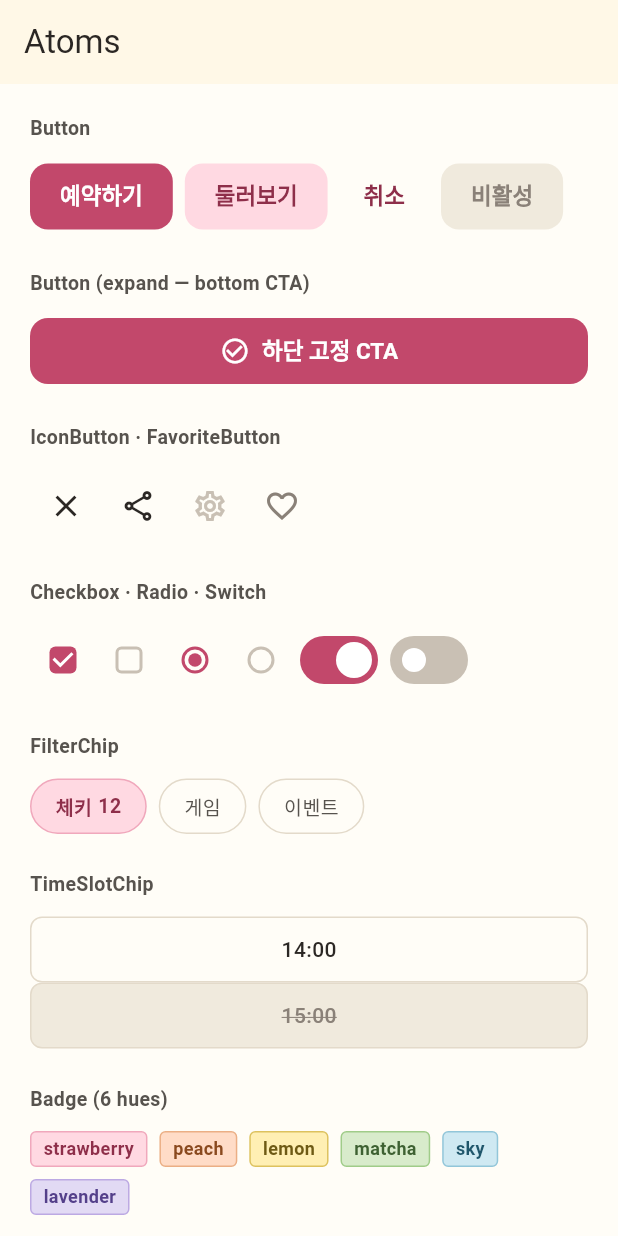
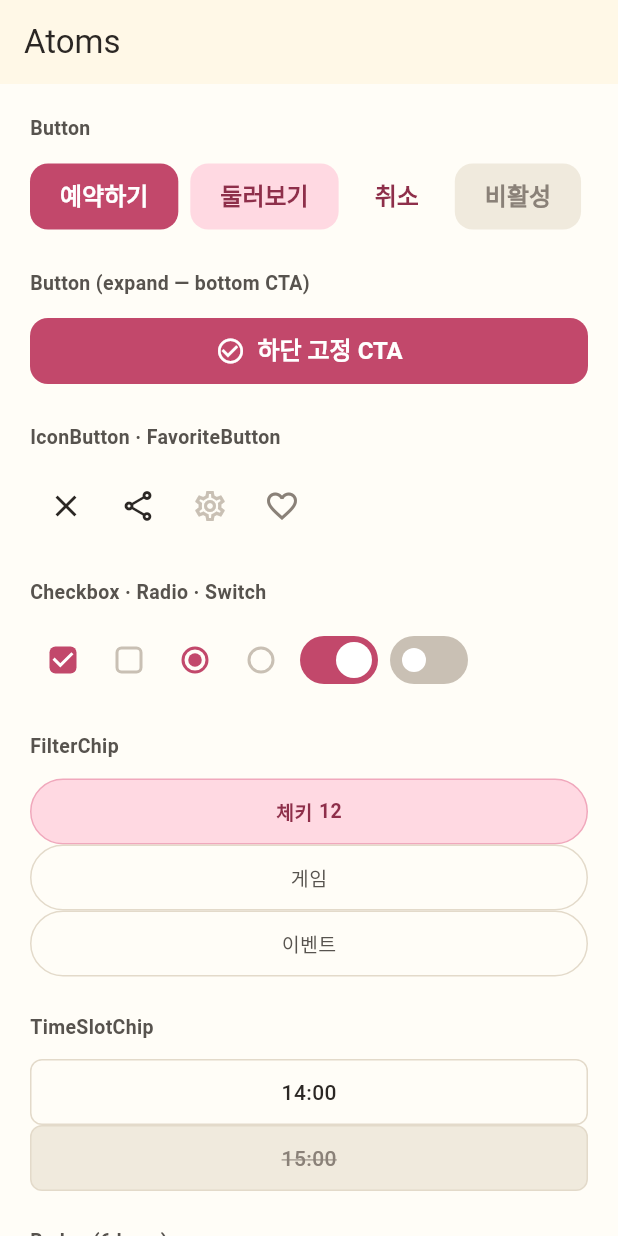
Before and after one commit to Assen-Entertainment/assen-platform, a Flutter app: the AtomCatalog screen opened directly, after a tap on the "favorite" icon, on a phone screen of 412 x 824 dp. Run offline on Flutter 3.47's test engine with Material 3 defaults, Android fonts, the phone set to English and light mode, and no system bars; our stand-ins replace flutter_riverpod.

Commit message:
fix(atoms): 리뷰 보완 — FilterChip 44pt+Semantics, typography 상수화 (ASS-88)
- FilterChip 터치 타깃 36→44pt(다른 인터랙티브 아톰과 통일) + 44pt 단언 테스트
- FilterChip/TimeSlotChip에 Semantics(selected/button/enabled) + a11y 테스트
  (TimeSlotChip 마감은 excludeSemantics로 '마감' 라벨 대체)
- typography fontSize 리터럴 → named const + TODO(ASS-130) (button 15→16 body.l 정합)

Co-Authored-By: Claude Fable 5 <noreply@anthropic.com>

```diff
--- a/packages/ui_kit/lib/src/atoms/badges.dart
+++ b/packages/ui_kit/lib/src/atoms/badges.dart
@@ -1,5 +1,10 @@
 import 'package:core_tokens/core_tokens.dart';
 import 'package:flutter/material.dart';
+
+// Badge label sizes are literals until TypographyTokens lands.
+// TODO(ASS-130): replace with TypographyTokens (tokens.md §3 caption/label).
+const double _badgeLabelSize = 12; // tokens.md §3 caption
+const double _countBadgeSize = 11; // count pill is one step tighter
 
 /// The six pastel hues a [AssenBadge] can take.
 ///
@@ -66,7 +71,7 @@ class AssenBadge extends StatelessWidget {
         label,
         style: TextStyle(
           color: foreground,
-          fontSize: 12,
+          fontSize: _badgeLabelSize,
           fontWeight: FontWeight.w600,
           height: 1.2,
         ),
@@ -142,7 +147,7 @@ class AssenCountBadge extends StatelessWidget {
         text,
         style: TextStyle(
           color: colors.white,
-          fontSize: 11,
+          fontSize: _countBadgeSize,
           fontWeight: FontWeight.w700,
           height: 1,
         ),
@@ -204,7 +209,7 @@ class AssenStatusBadge extends StatelessWidget {
         label,
         style: TextStyle(
           color: foreground,
-          fontSize: 12,
+          fontSize: _badgeLabelSize,
           fontWeight: FontWeight.w700,
           height: 1.2,
         ),
--- a/packages/ui_kit/lib/src/atoms/button.dart
+++ b/packages/ui_kit/lib/src/atoms/button.dart
@@ -151,8 +151,12 @@ class AssenButton extends StatelessWidget {
     );
   }
 
+  // TODO(ASS-130): replace with TypographyTokens (tokens.md §3 body.l).
+  // CTA 버튼은 본문보다 또렷해야 하므로 body.l(16)을 쓴다(기존 15는 spec 미앵커).
+  static const double _buttonLabelSize = 16;
+
   static const TextStyle _textStyle = TextStyle(
-    fontSize: 15,
+    fontSize: _buttonLabelSize,
     fontWeight: FontWeight.w600,
     height: 1.2,
   );
--- a/packages/ui_kit/lib/src/atoms/chips.dart
+++ b/packages/ui_kit/lib/src/atoms/chips.dart
@@ -1,5 +1,10 @@
 import 'package:core_tokens/core_tokens.dart';
 import 'package:flutter/material.dart';
+
+// Typography sizes are literals until TypographyTokens lands.
+// TODO(ASS-130): replace with TypographyTokens (tokens.md §3 label=13/body=14).
+const double _chipLabelSize = 13; // tokens.md §3 label
+const double _slotLabelSize = 14; // tokens.md §3 body.m
 
 /// A selectable filter chip (`selected / unselected`, optional count).
 ///
@@ -42,15 +47,24 @@ class AssenFilterChip extends StatelessWidget {
         ? colors.ink500
         : (selected ? colors.strawberryInk : colors.ink700);
 
-    return Material(
+    // 라벨은 내부 Text가 제공하므로 래퍼엔 selected/button 상태만 더한다
+    // (래퍼에 label을 또 주면 "게임\n게임"으로 중복됨).
+    return Semantics(
+      button: true,
+      selected: selected,
+      enabled: enabled,
+      child: Material(
         color: Colors.transparent,
         child: InkWell(
           onTap: enabled ? () => onSelected!(!selected) : null,
           borderRadius: const BorderRadius.all(
             Radius.circular(RadiusTokens.full),
           ),
+          // 44pt 터치 타깃(한국 B2C / HIG floor) — 칠해지는 칩 높이와 무관하게
+          // 탭 영역을 다른 인터랙티브 아톰과 동일하게 맞춘다.
           child: Container(
-          constraints: const BoxConstraints(minHeight: 36),
+            constraints: const BoxConstraints(minHeight: 44),
+            alignment: Alignment.center,
             padding: const EdgeInsets.symmetric(
               horizontal: SpacingTokens.s4,
               vertical: SpacingTokens.s2,
@@ -71,7 +85,7 @@ class AssenFilterChip extends StatelessWidget {
                   label,
                   style: TextStyle(
                     color: fg,
-                  fontSize: 13,
+                    fontSize: _chipLabelSize,
                     fontWeight: selected ? FontWeight.w600 : FontWeight.w500,
                   ),
                 ),
@@ -79,14 +93,14 @@ class AssenFilterChip extends StatelessWidget {
                   const SizedBox(width: SpacingTokens.s1),
                   Text(
                     '$count',
-                  style: TextStyle(
-                    color: fg,
-                    fontSize: 13,
+                    style: const TextStyle(
+                      fontSize: _chipLabelSize,
                       fontWeight: FontWeight.w700,
-                  ),
+                    ).copyWith(color: fg),
                   ),
                 ],
               ],
+            ),
           ),
         ),
       ),
@@ -157,11 +171,21 @@ class AssenTimeSlotChip extends StatelessWidget {
       text = colors.ink900;
     }
 
-    return Material(
+    // 마감 슬롯은 취소선 대신 "마감"을 읽어주도록 라벨을 대체한다.
+    // excludeSemantics로 내부 Text 라벨을 숨겨 중복을 막는다.
+    return Semantics(
+      button: true,
+      enabled: isAvailable,
+      selected: isSelected,
+      label: isFull ? '$label 마감' : label,
+      excludeSemantics: true,
+      child: Material(
         color: Colors.transparent,
         child: InkWell(
           onTap: isAvailable ? onTap : null,
-        borderRadius: const BorderRadius.all(Radius.circular(RadiusTokens.sm)),
+          borderRadius: const BorderRadius.all(
+            Radius.circular(RadiusTokens.sm),
+          ),
           child: Container(
             constraints: const BoxConstraints(minHeight: 44, minWidth: 64),
             alignment: Alignment.center,
@@ -180,7 +204,7 @@ class AssenTimeSlotChip extends StatelessWidget {
               label,
               style: TextStyle(
                 color: text,
-              fontSize: 14,
+                fontSize: _slotLabelSize,
                 fontWeight: isSelected ? FontWeight.w700 : FontWeight.w500,
                 decoration: isFull ? TextDecoration.lineThrough : null,
                 decorationColor: colors.ink500,
@@ -188,6 +212,7 @@ class AssenTimeSlotChip extends StatelessWidget {
             ),
           ),
         ),
+      ),
     );
   }
 }
```
Also changed, not shown: 1 other file. Lines whose indentation alone changed are shown as unchanged.
